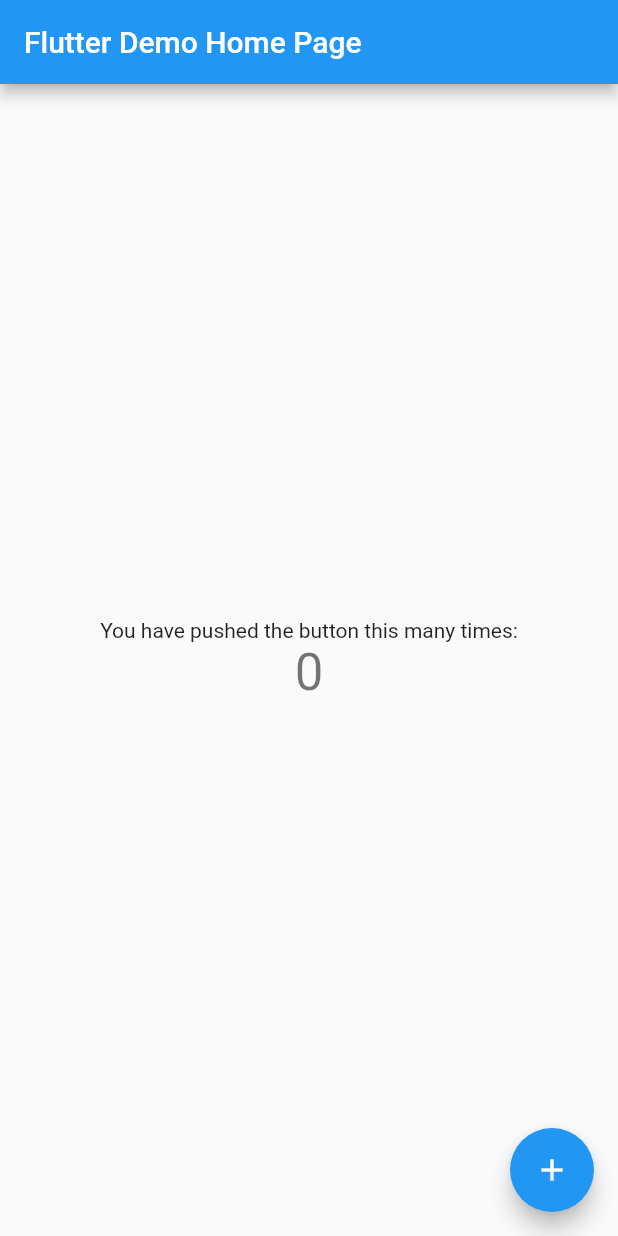
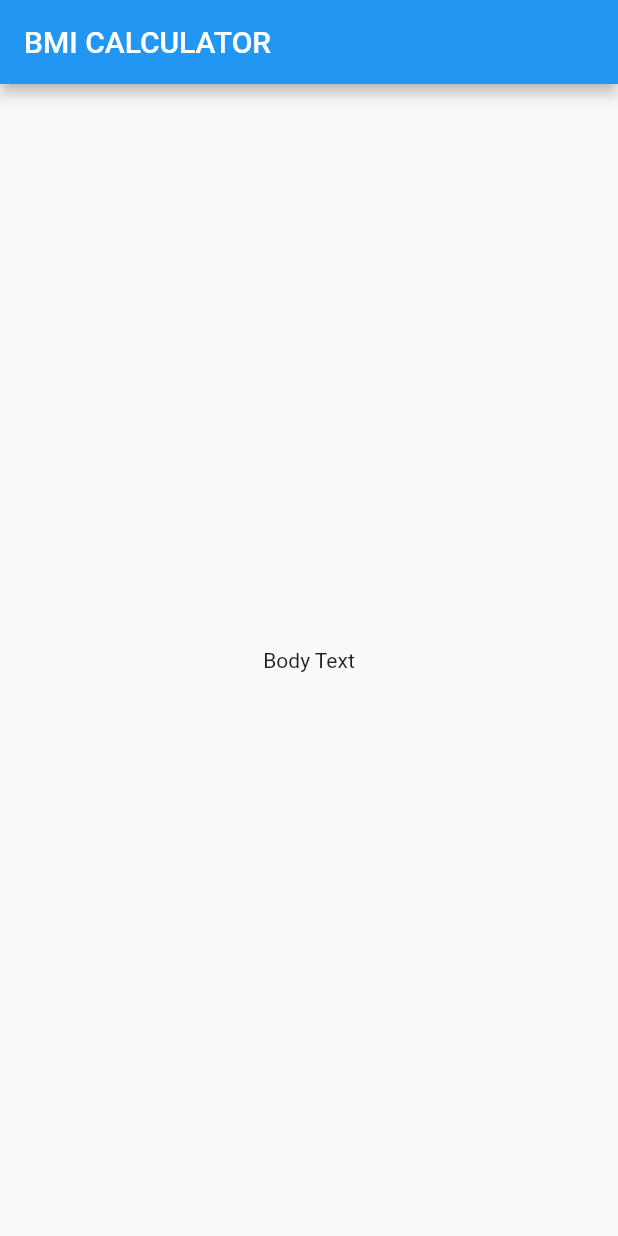
Before and after one commit to allefsousa/Flutter-IMC, a Flutter app: the screen it shows after launch, on a phone screen of 412 x 824 dp. Run offline on Flutter 3.47's test engine with Material 2 defaults, Android fonts, the phone set to English and light mode, and no system bars.

Commit message:
Removendo boilerplate

```diff
--- a/lib/main.dart
+++ b/lib/main.dart
@@ -25,13 +25,6 @@ class MyHomePage extends StatefulWidget {
 }
 
 class _MyHomePageState extends State<MyHomePage> {
-  int _counter = 0;
-
-  void _incrementCounter() {
-    setState(() {
-      _counter++;
-    });
-  }
 
   @override
   Widget build(BuildContext context) {
@@ -39,28 +32,11 @@ class _MyHomePageState extends State<MyHomePage> {
     return Scaffold(
       appBar: AppBar(
 
-        title: Text(widget.title),
+        title: Text("BMI CALCULATOR"),
       ),
       body: Center(
-
-        child: Column(
-          mainAxisAlignment: MainAxisAlignment.center,
-          children: <Widget>[
-            Text(
-              'You have pushed the button this many times:',
-            ),
-            Text(
-              '$_counter',
-              style: Theme.of(context).textTheme.display1,
-            ),
-          ],
-        ),
-      ),
-      floatingActionButton: FloatingActionButton(
-        onPressed: _incrementCounter,
-        tooltip: 'Increment',
-        child: Icon(Icons.add),
-      ),
+        child: Text("Body Text"),
+      )
     );
   }
 }
```
